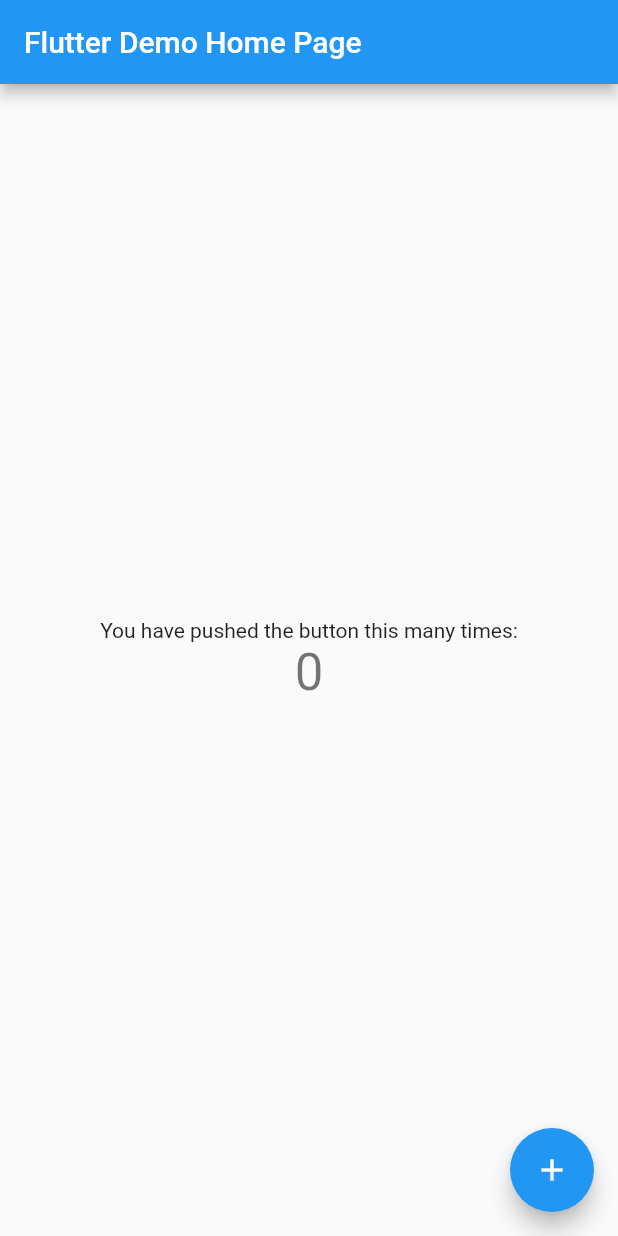
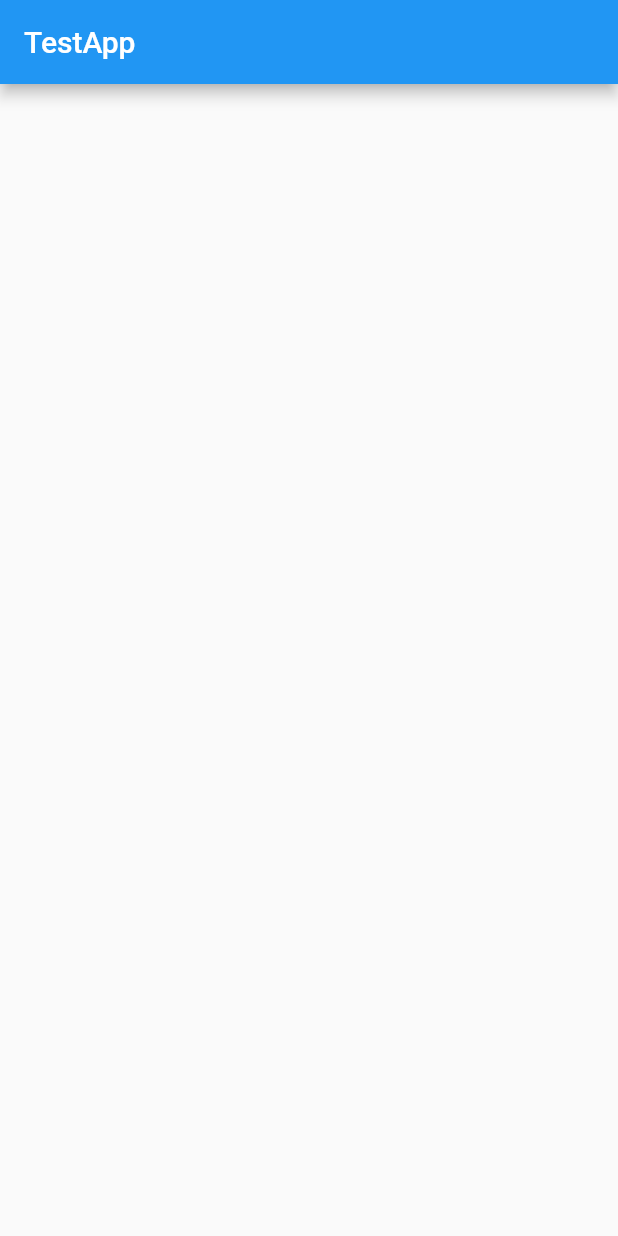
Before and after one commit to DroneCodes/TestApp, a Flutter app: the screen it shows after launch, on a phone screen of 412 x 824 dp. Run offline on Flutter 3.47's test engine with Material 2 defaults, Android fonts, the phone set to English and light mode, and no system bars.

Commit message:
git commit

```diff
--- a/test_app/lib/main.dart
+++ b/test_app/lib/main.dart
@@ -1,115 +1,21 @@
 import 'package:flutter/material.dart';
 
 void main() {
-  runApp(const MyApp());
+  runApp(MaterialApp(
+    home: HomePage(),
+    theme: ThemeData(primarySwatch: Colors.blue),
+  ));
+
+  /// the runApp method accepts a particular application
 }
 
-class MyApp extends StatelessWidget {
-  const MyApp({Key? key}) : super(key: key);
-
-  // This widget is the root of your application.
+class HomePage extends StatelessWidget {
   @override
   Widget build(BuildContext context) {
-    return MaterialApp(
-      title: 'Flutter Demo',
-      theme: ThemeData(
-        // This is the theme of your application.
-        //
-        // Try running your application with "flutter run". You'll see the
-        // application has a blue toolbar. Then, without quitting the app, try
-        // changing the primarySwatch below to Colors.green and then invoke
-        // "hot reload" (press "r" in the console where you ran "flutter run",
-        // or simply save your changes to "hot reload" in a Flutter IDE).
-        // Notice that the counter didn't reset back to zero; the application
-        // is not restarted.
-        primarySwatch: Colors.blue,
+    return Scaffold(
+      appBar: AppBar(
+        title: Text("TestApp"),
       ),
-      home: const MyHomePage(title: 'Flutter Demo Home Page'),
     );
   }
 }
-
-class MyHomePage extends StatefulWidget {
-  const MyHomePage({Key? key, required this.title}) : super(key: key);
-
-  // This widget is the home page of your application. It is stateful, meaning
-  // that it has a State object (defined below) that contains fields that affect
-  // how it looks.
-
-  // This class is the configuration for the state. It holds the values (in this
-  // case the title) provided by the parent (in this case the App widget) and
-  // used by the build method of the State. Fields in a Widget subclass are
-  // always marked "final".
-
-  final String title;
-
-  @override
-  State<MyHomePage> createState() => _MyHomePageState();
-}
-
-class _MyHomePageState extends State<MyHomePage> {
-  int _counter = 0;
-
-  void _incrementCounter() {
-    setState(() {
-      // This call to setState tells the Flutter framework that something has
-      // changed in this State, which causes it to rerun the build method below
-      // so that the display can reflect the updated values. If we changed
-      // _counter without calling setState(), then the build method would not be
-      // called again, and so nothing would appear to happen.
-      _counter++;
-    });
-  }
-
-  @override
-  Widget build(BuildContext context) {
-    // This method is rerun every time setState is called, for instance as done
-    // by the _incrementCounter method above.
-    //
-    // The Flutter framework has been optimized to make rerunning build methods
-    // fast, so that you can just rebuild anything that needs updating rather
-    // than having to individually change instances of widgets.
-    return Scaffold(
-      appBar: AppBar(
-        // Here we take the value from the MyHomePage object that was created by
-        // the App.build method, and use it to set our appbar title.
-        title: Text(widget.title),
-      ),
-      body: Center(
-        // Center is a layout widget. It takes a single child and positions it
-        // in the middle of the parent.
-        child: Column(
-          // Column is also a layout widget. It takes a list of children and
-          // arranges them vertically. By default, it sizes itself to fit its
-          // children horizontally, and tries to be as tall as its parent.
-          //
-          // Invoke "debug painting" (press "p" in the console, choose the
-          // "Toggle Debug Paint" action from the Flutter Inspector in Android
-          // Studio, or the "Toggle Debug Paint" command in Visual Studio Code)
-          // to see the wireframe for each widget.
-          //
-          // Column has various properties to control how it sizes itself and
-          // how it positions its children. Here we use mainAxisAlignment to
-          // center the children vertically; the main axis here is the vertical
-          // axis because Columns are vertical (the cross axis would be
-          // horizontal).
-          mainAxisAlignment: MainAxisAlignment.center,
-          children: <Widget>[
-            const Text(
-              'You have pushed the button this many times:',
-            ),
-            Text(
-              '$_counter',
-              style: Theme.of(context).textTheme.headline4,
-            ),
-          ],
-        ),
-      ),
-      floatingActionButton: FloatingActionButton(
-        onPressed: _incrementCounter,
-        tooltip: 'Increment',
-        child: const Icon(Icons.add),
-      ), // This trailing comma makes auto-formatting nicer for build methods.
-    );
-  }
-}
```
